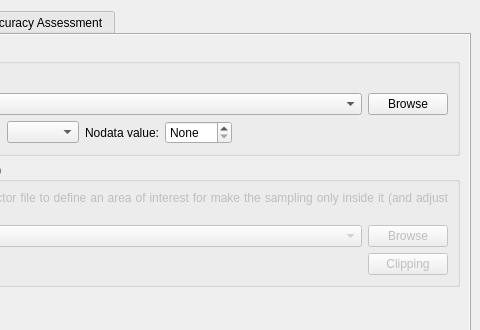
This is ui/acatama_dockwidget.ui in SMByC/AcATaMa as Qt 5 draws it before an edit; both pictures show x 280 to 760 and y 0 to 330 of the 760 by 1255 pixel window. The edited form follows.
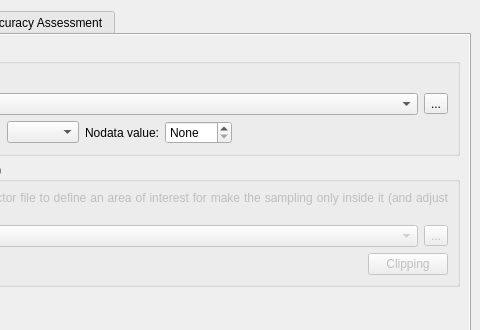
This is the edited form. Icons and pictures are not drawn. Custom widgets are drawn as their Qt base class.

Commit message: More simple browser buttons

Diff of the .ui file:
```diff
--- a/ui/acatama_dockwidget.ui
+++ b/ui/acatama_dockwidget.ui
@@ -115,15 +115,9 @@
                    </widget>
                   </item>
                   <item>
-                   <widget class="QPushButton" name="QPBtn_browseThematicRaster">
-                    <property name="sizePolicy">
-                     <sizepolicy hsizetype="Fixed" vsizetype="Fixed">
-                      <horstretch>0</horstretch>
-                      <verstretch>0</verstretch>
-                     </sizepolicy>
-                    </property>
+                   <widget class="QToolButton" name="QPBtn_browseThematicRaster">
                     <property name="text">
-                     <string>Browse</string>
+                     <string>...</string>
                     </property>
                    </widget>
                   </item>
@@ -290,15 +284,9 @@
                       </widget>
                      </item>
                      <item>
-                      <widget class="QPushButton" name="QPBtn_browseAreaOfInterest">
-                       <property name="sizePolicy">
-                        <sizepolicy hsizetype="Fixed" vsizetype="Fixed">
-                         <horstretch>0</horstretch>
-                         <verstretch>0</verstretch>
-                        </sizepolicy>
-                       </property>
+                      <widget class="QToolButton" name="QPBtn_browseAreaOfInterest">
                        <property name="text">
-                        <string>Browse</string>
+                        <string>...</string>
                        </property>
                       </widget>
                      </item>
```
Left out of the diff: 32 changed lines with no effect on the pictures. The commit also changes 2 other files.
